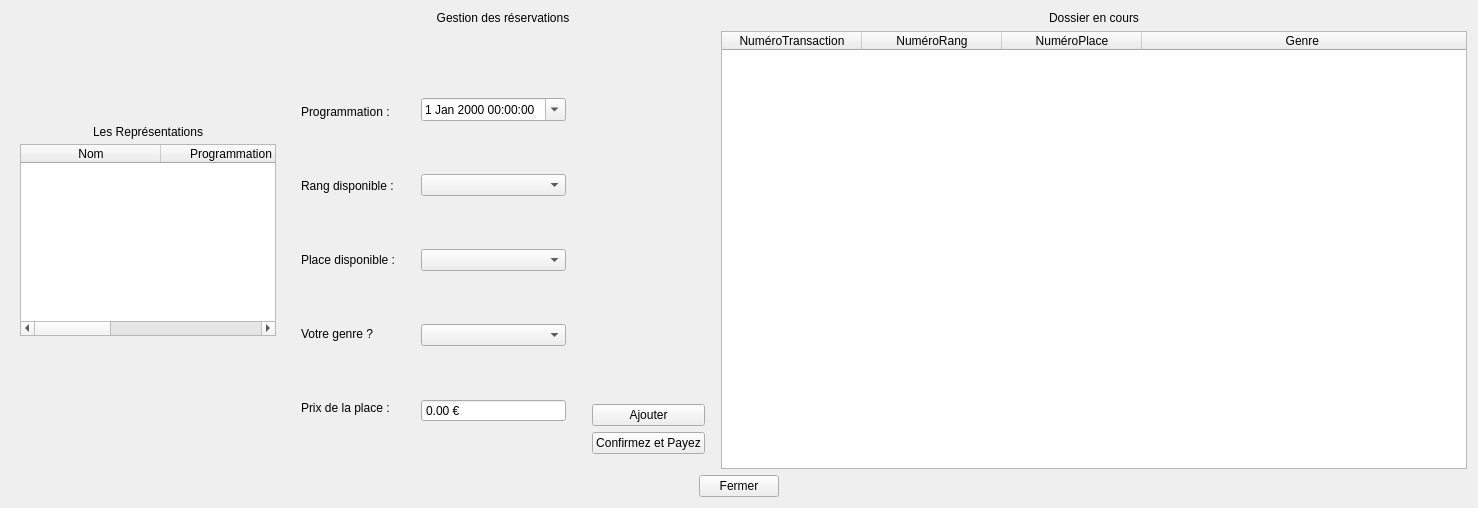
The window that gui/Gest_Res.ui (BennyBellier/Theatre-CEDB-Project) describes before a commit, drawn with Qt 5.
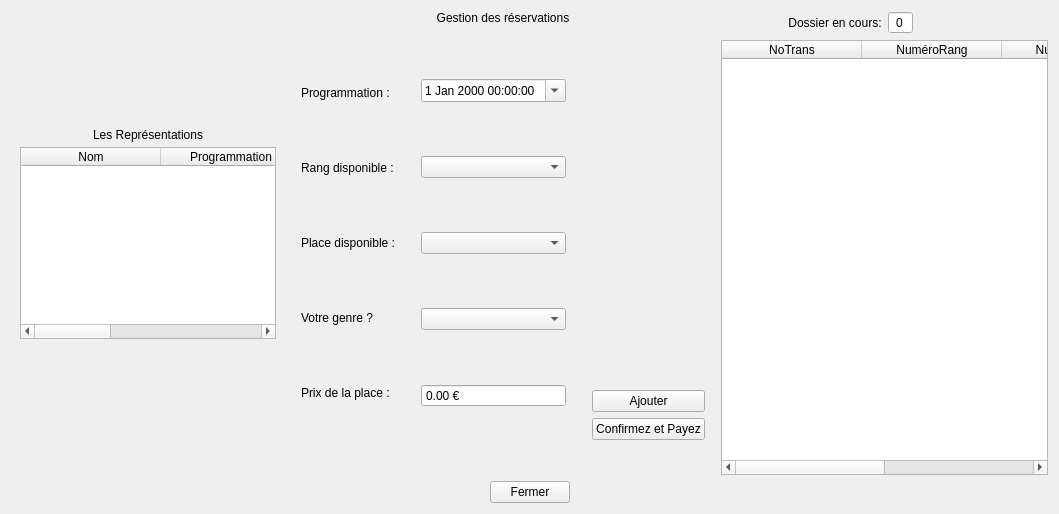
The same window after the commit.

Commit message: Ajout pour gest_res, grosse amelioration

```diff
--- a/gui/Gest_Res.ui
+++ b/gui/Gest_Res.ui
@@ -6,8 +6,8 @@
    <rect>
     <x>0</x>
     <y>0</y>
-    <width>1478</width>
-    <height>508</height>
+    <width>1059</width>
+    <height>514</height>
    </rect>
   </property>
   <property name="windowTitle">
@@ -118,13 +118,6 @@
          </property>
         </widget>
        </item>
-       <item>
-        <widget class="QLabel" name="label_erreur_gest_res">
-         <property name="text">
-          <string/>
-         </property>
-        </widget>
-       </item>
        <item>
         <layout class="QHBoxLayout" name="horizontalLayout_4">
          <property name="rightMargin">
@@ -389,6 +382,78 @@
              <property name="bottomMargin">
               <number>15</number>
              </property>
+             <item>
+              <spacer name="verticalSpacer_13">
+               <property name="orientation">
+                <enum>Qt::Vertical</enum>
+               </property>
+               <property name="sizeHint" stdset="0">
+                <size>
+                 <width>20</width>
+                 <height>40</height>
+                </size>
+               </property>
+              </spacer>
+             </item>
+             <item>
+              <widget class="QLabel" name="label_date_erreur">
+               <property name="text">
+                <string/>
+               </property>
+              </widget>
+             </item>
+             <item>
+              <spacer name="verticalSpacer_18">
+               <property name="orientation">
+                <enum>Qt::Vertical</enum>
+               </property>
+               <property name="sizeHint" stdset="0">
+                <size>
+                 <width>20</width>
+                 <height>40</height>
+                </size>
+               </property>
+              </spacer>
+             </item>
+             <item>
+              <spacer name="verticalSpacer_17">
+               <property name="orientation">
+                <enum>Qt::Vertical</enum>
+               </property>
+               <property name="sizeHint" stdset="0">
+                <size>
+                 <width>20</width>
+                 <height>40</height>
+                </size>
+               </property>
+              </spacer>
+             </item>
+             <item>
+              <spacer name="verticalSpacer_16">
+               <property name="orientation">
+                <enum>Qt::Vertical</enum>
+               </property>
+               <property name="sizeHint" stdset="0">
+                <size>
+                 <width>20</width>
+                 <height>40</height>
+                </size>
+               </property>
+              </spacer>
+             </item>
+             <item>
+              <spacer name="verticalSpacer_15">
+               <property name="orientation">
+                <enum>Qt::Vertical</enum>
+               </property>
+               <property name="sizeHint" stdset="0">
+                <size>
+                 <width>20</width>
+                 <height>40</height>
+                </size>
+               </property>
+              </spacer>
+             </item>
              <item>
               <spacer name="verticalSpacer_14">
                <property name="orientation">
@@ -422,6 +487,13 @@
          </item>
         </layout>
        </item>
+       <item>
+        <widget class="QLabel" name="label_erreur_gest_res">
+         <property name="text">
+          <string/>
+         </property>
+        </widget>
+       </item>
       </layout>
      </item>
      <item>
@@ -430,14 +502,34 @@
         <number>0</number>
        </property>
        <item>
-        <widget class="QLabel" name="label_8">
-         <property name="text">
-          <string>Dossier en cours</string>
+        <layout class="QHBoxLayout" name="horizontalLayout_2">
+         <property name="topMargin">
+          <number>0</number>
          </property>
-         <property name="alignment">
-          <set>Qt::AlignCenter</set>
-         </property>
-        </widget>
+         <item alignment="Qt::AlignRight">
+          <widget class="QLabel" name="label_8">
+           <property name="text">
+            <string>Dossier en cours:</string>
+           </property>
+           <property name="alignment">
+            <set>Qt::AlignCenter</set>
+           </property>
+          </widget>
+         </item>
+         <item alignment="Qt::AlignLeft|Qt::AlignTop">
+          <widget class="QSpinBox" name="compte_dossier">
+           <property name="alignment">
+            <set>Qt::AlignCenter</set>
+           </property>
+           <property name="readOnly">
+            <bool>true</bool>
+           </property>
+           <property name="buttonSymbols">
+            <enum>QAbstractSpinBox::NoButtons</enum>
+           </property>
+          </widget>
+         </item>
+        </layout>
        </item>
        <item>
         <widget class="QTableWidget" name="tableWidget_2">
@@ -449,7 +541,7 @@
          </attribute>
          <column>
           <property name="text">
-           <string>NuméroTransaction</string>
+           <string>NoTrans</string>
           </property>
          </column>
          <column>
```
Left out of the diff: 85 changed lines with no effect on the pictures. The commit also changes 5 other files.
